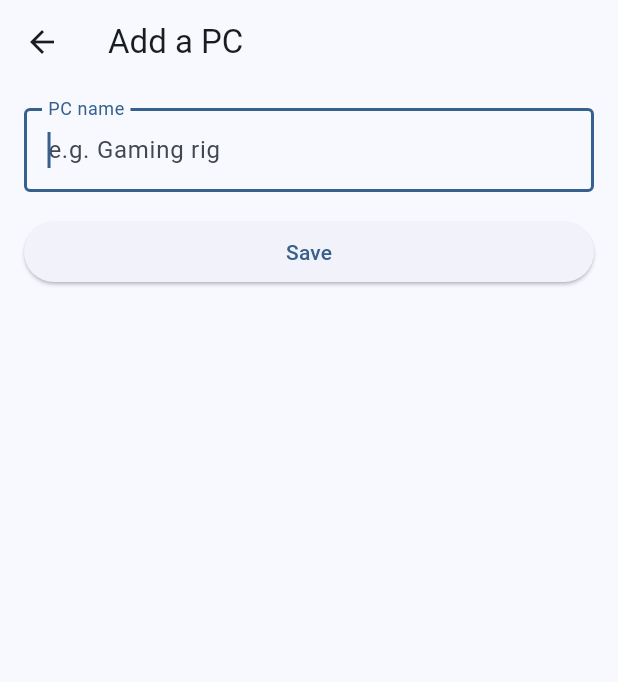
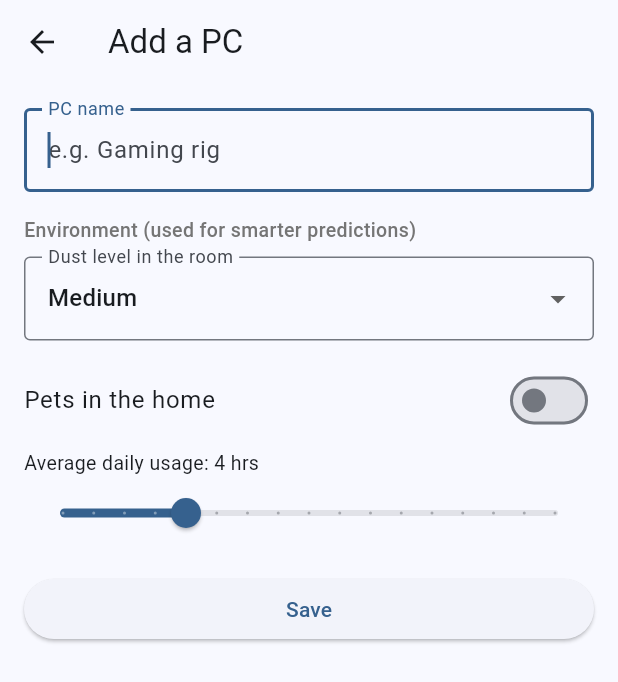
Before and after one commit to abi-cache/RigKeeper, a Flutter app: the AddPcScreen screen opened directly, on a phone screen of 412 x 824 dp. Shown: the top 682 px of the screen. Run offline on Flutter 3.47's test engine with Material 3 defaults, Android fonts, the phone set to English and light mode, and no system bars; our stand-ins replace image_picker, supabase_flutter; accounts and stored records are empty.

Commit message:
Add environment settings for PC configuration including dust level, pet ownership, and daily usage hours

```diff
--- a/lib/screens/add_pc_screen.dart
+++ b/lib/screens/add_pc_screen.dart
@@ -15,6 +15,9 @@ class AddPcScreen extends StatefulWidget {
 
 class _AddPcScreenState extends State<AddPcScreen> {
   final _nameController = TextEditingController();
+  String _dustLevel = 'medium';
+  bool _hasPets = false;
+  int _dailyUsageHours = 4;
   bool _isSaving = false;
   String? _errorMessage;
 
@@ -35,6 +38,9 @@ class _AddPcScreenState extends State<AddPcScreen> {
       await supabase.from('pcs').insert({
         'user_id': userId,
         'name': name,
+        'dust_level': _dustLevel,
+        'has_pets': _hasPets,
+        'daily_usage_hours': _dailyUsageHours,
       });
 
       if (mounted) {
@@ -75,6 +81,47 @@ class _AddPcScreenState extends State<AddPcScreen> {
               ),
               autofocus: true,
             ),
+            const SizedBox(height: 16),
+            Text('Environment (used for smarter predictions)',
+                style: TextStyle(
+                    fontSize: 13,
+                    fontWeight: FontWeight.w500,
+                    color: Colors.grey.shade600)),
+            const SizedBox(height: 8),
+            DropdownButtonFormField<String>(
+              initialValue: _dustLevel,
+              decoration: const InputDecoration(
+                labelText: 'Dust level in the room',
+                border: OutlineInputBorder(),
+              ),
+              items: const [
+                DropdownMenuItem(value: 'low', child: Text('Low')),
+                DropdownMenuItem(value: 'medium', child: Text('Medium')),
+                DropdownMenuItem(value: 'high', child: Text('High')),
+              ],
+              onChanged: (value) {
+                if (value != null) setState(() => _dustLevel = value);
+              },
+            ),
+            const SizedBox(height: 12),
+            SwitchListTile(
+              contentPadding: EdgeInsets.zero,
+              title: const Text('Pets in the home'),
+              value: _hasPets,
+              onChanged: (value) => setState(() => _hasPets = value),
+            ),
+            const SizedBox(height: 4),
+            Text('Average daily usage: $_dailyUsageHours hrs',
+                style: const TextStyle(fontSize: 13)),
+            Slider(
+              value: _dailyUsageHours.toDouble(),
+              min: 0,
+              max: 16,
+              divisions: 16,
+              label: '$_dailyUsageHours hrs',
+              onChanged: (value) =>
+                  setState(() => _dailyUsageHours = value.round()),
+            ),
             if (_errorMessage != null) ...[
               const SizedBox(height: 8),
               Text(_errorMessage!, style: const TextStyle(color: Colors.red)),
```
